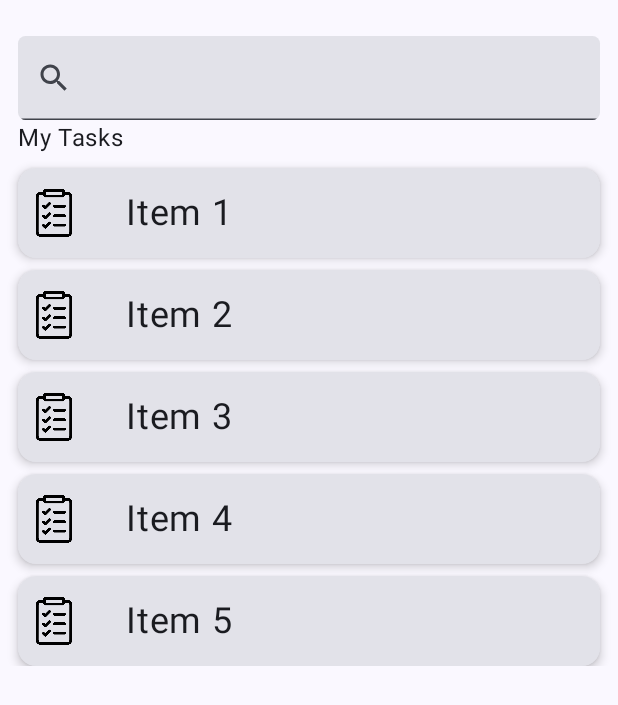
After one commit to sidrajawaid/JetpackComposePractice, an Android app built with Jetpack Compose: the composable Home shown on its own in the app's theme, on a phone screen of 412 x 824 dp. The commit adds this screen. Shown: the top 705 px of the screen. Run offline under Robolectric (Android 15) with nearby library versions, the phone set to English and light mode, and no system bars; 1 statement that could not run was skipped.

Commit message:
Navigation implementation with nav host in jetpack compose

```diff
--- a/app/build.gradle
+++ b/app/build.gradle
@@ -32,6 +32,10 @@ android {
     }
     kotlinOptions {
         jvmTarget = '1.8'
+            allWarningsAsErrors = false
+            freeCompilerArgs += [
+                    '-opt-in=androidx.compose.material3.ExperimentalMaterial3Api'
+            ]
     }
     buildFeatures {
         compose true
--- /dev/null
+++ b/app/src/main/java/com/example/jetpackcomposetutorial/ui/Home.kt
@@ -0,0 +1,94 @@
+package com.example.jetpackcomposetutorial
+
+import androidx.compose.foundation.Image
+import androidx.compose.foundation.clickable
+import androidx.compose.foundation.layout.*
+import androidx.compose.foundation.lazy.LazyColumn
+import androidx.compose.foundation.lazy.items
+import androidx.compose.foundation.shape.RoundedCornerShape
+import androidx.compose.material.icons.Icons
+import androidx.compose.material.icons.filled.Search
+import androidx.compose.material3.Card
+import androidx.compose.material3.CardDefaults
+import androidx.compose.material3.Icon
+import androidx.compose.material3.Text
+import androidx.compose.material3.TextField
+import androidx.compose.runtime.Composable
+import androidx.compose.ui.Alignment
+import androidx.compose.ui.Modifier
+import androidx.compose.ui.res.painterResource
+import androidx.compose.ui.tooling.preview.Preview
+import androidx.compose.ui.unit.dp
+import androidx.compose.ui.unit.sp
+import androidx.navigation.NavHostController
+
+
+@Composable
+fun Home(navController: NavHostController? = null) {
+    Column(
+        Modifier
+            .fillMaxSize()
+            .padding(top = 24.dp, bottom = 12.dp, start = 12.dp, end = 12.dp)
+    ) {
+        TextField(
+            value = "",
+            onValueChange = {
+
+            },
+            modifier = Modifier
+                .fillMaxWidth()
+                .wrapContentHeight(),
+            shape = RoundedCornerShape(5.dp),
+            leadingIcon = {
+                Icon(
+                    imageVector = Icons.Default.Search,
+                    ""
+                )
+            }
+        )
+        Text(text = "My Tasks")
+
+        LazyColumn {
+            var i = 0
+            items((0..4).toList()) {
+                TaskCard("Item ${++i}", navController)
+            }
+        }
+    }
+}
+
+@Composable
+fun TaskCard(task: String, navController: NavHostController? = null) {
+    Card(
+        elevation = CardDefaults.cardElevation(4.dp),
+        modifier = Modifier
+            .fillMaxWidth()
+            .wrapContentHeight()
+            .padding(top = 8.dp)
+            .clickable {
+                navController?.navigate("task?item=$task")
+            }
+    ) {
+        Row(
+            modifier = Modifier.padding(8.dp),
+            verticalAlignment = Alignment.CenterVertically
+        ) {
+            Image(
+                painter = painterResource(id = R.drawable.ic_todo),
+                contentDescription = "",
+                modifier = Modifier
+                    .padding(end = 32.dp)
+                    .size(32.dp)
+            )
+            Text(text = task,
+                fontSize = 24.sp,
+                modifier = Modifier.padding(top = 8.dp, bottom = 8.dp).wrapContentSize())
+        }
+    }
+}
+
+@Preview(showBackground = true)
+@Composable
+fun HomePreview() {
+    Home()
+}
```
Also changed, not shown: app/src/main/java/com/example/jetpackcomposetutorial/MainActivity.kt (+5 -2 lines), app/src/main/java/com/example/jetpackcomposetutorial/ui/Task.kt (added, +45 -0 lines), app/src/main/res/drawable/ic_todo.png (added).
